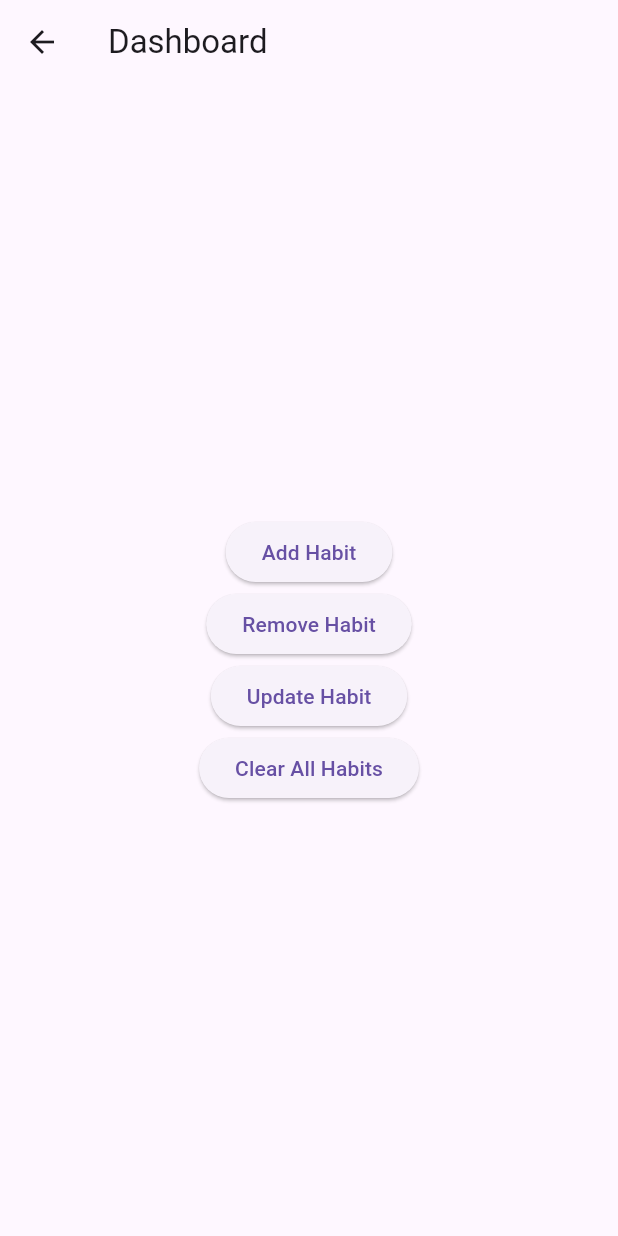
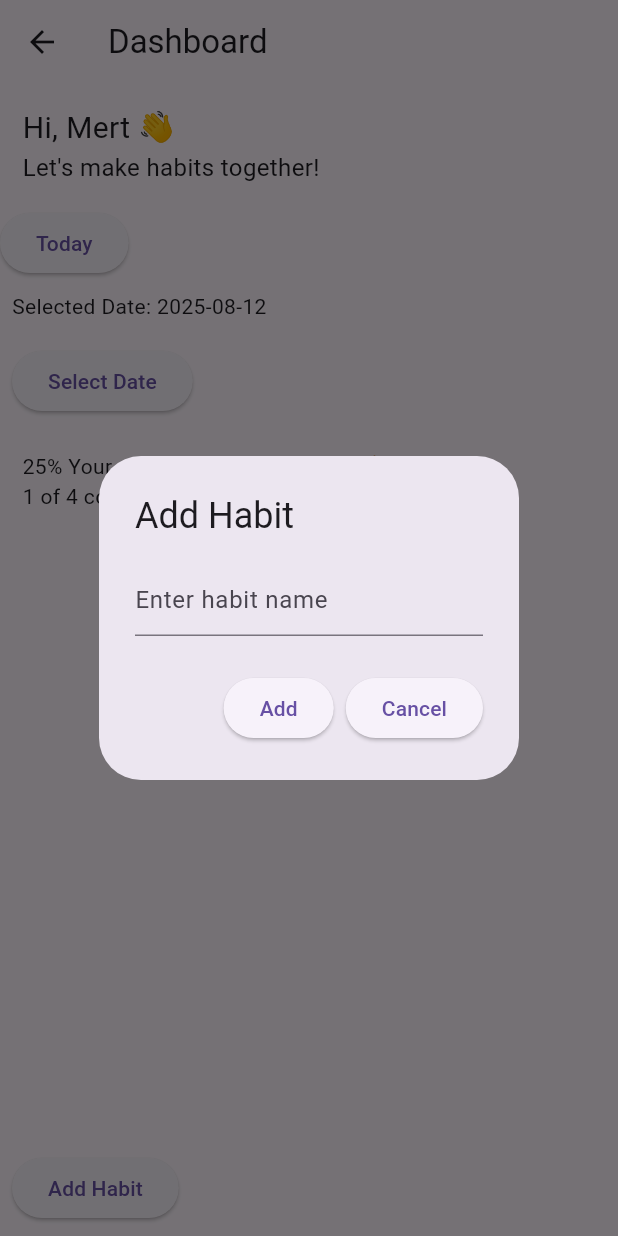
Before and after one commit to infangle/habit-tracker-f, a Flutter app: the DashboardScreen screen opened directly, after a tap on "Add Habit", on a phone screen of 412 x 824 dp. Run offline on Flutter 3.47's test engine with Material 3 defaults, Android fonts, the phone set to English and light mode, and no system bars; our stand-ins replace get.

Commit message:
integrated screen with controller

```diff
--- a/habit_tracker/lib/presentation/screens/dashboard.dart
+++ b/habit_tracker/lib/presentation/screens/dashboard.dart
@@ -1,41 +1,177 @@
 import 'package:flutter/material.dart';
+import 'package:get/get.dart';
+import 'package:habit_tracker/controllers/HabitController.dart';
+import 'package:intl/intl.dart';
 
 class DashboardScreen extends StatelessWidget {
+  final HabitController habitController = Get.put(HabitController());
+
+  DashboardScreen({super.key}); // Use Get.put to initialize the controller
+
   @override
   Widget build(BuildContext context) {
+    String username = "Mert"; // Replace with actual username from user profile
+    Rx<DateTime> selectedDate = DateTime.now().obs;
+
+    Future<void> selectDate(BuildContext context) async {
+      final DateTime? picked = await showDatePicker(
+        context: context,
+        initialDate: selectedDate.value,
+        firstDate: DateTime(2000),
+        lastDate: DateTime(2025),
+      );
+      if (picked != null && picked != selectedDate.value) {
+        selectedDate.value = picked;
+      }
+    }
+
     return Scaffold(
       appBar: AppBar(title: Text('Dashboard')),
-      body: Center(
-        child: Column(
-          mainAxisAlignment: MainAxisAlignment.center,
-          children: [
-            ElevatedButton(
+      body: Column(
+        crossAxisAlignment: CrossAxisAlignment.start,
+        children: [
+          Padding(
+            padding: EdgeInsets.all(15.0),
+            child: Column(
+              crossAxisAlignment: CrossAxisAlignment.start,
+              children: [
+                Obx(
+                  () =>
+                      Text('Hi, $username 👋', style: TextStyle(fontSize: 20)),
+                ),
+                Text(
+                  'Let\'s make habits together!',
+                  style: TextStyle(fontSize: 16),
+                ),
+              ],
+            ),
+          ),
+          ElevatedButton(
+            onPressed: () => selectDate(context),
+            child: Text('Today'),
+          ),
+          Obx(
+            () => Padding(
+              padding: const EdgeInsets.all(8.0),
+              child: Text(
+                "Selected Date: ${DateFormat('yyyy-MM-dd').format(selectedDate.value)}",
+              ),
+            ),
+          ),
+          Padding(
+            padding: const EdgeInsets.all(8.0),
+            child: ElevatedButton(
               onPressed: () {
-                // Add Habit functionality
+                showDialog(
+                  context: context,
+                  builder: (context) {
+                    return AlertDialog(
+                      title: Text('Select Date'),
+                      content: Text('Calendar widget goes here'),
+                      actions: <Widget>[
+                        ElevatedButton(
+                          onPressed: () {
+                            Navigator.of(context).pop();
+                          },
+                          child: Text('Close'),
+                        ),
+                      ],
+                    );
+                  },
+                );
+              },
+              child: Text('Select Date'),
+            ),
+          ),
+          Padding(
+            padding: EdgeInsets.all(15.0),
+            child: Text(
+              '25% Your daily goals almost done! 🔥\n1 of 4 completed.',
+            ),
+          ),
+          Expanded(
+            child: Obx(
+              () => ListView.builder(
+                itemCount: habitController.habits.length,
+                itemBuilder: (context, index) {
+                  final habit = habitController.habits[index];
+                  return ListTile(
+                    leading: Checkbox(
+                      value: false,
+                      onChanged: (value) {
+                        // Implement checkbox functionality
+                      },
+                    ),
+                    title: Text(habit),
+                    subtitle: Text("500/2000 ML"),
+                    trailing: Row(
+                      mainAxisSize: MainAxisSize.min,
+                      children: [
+                        IconButton(
+                          icon: Icon(Icons.edit),
+                          onPressed: () {
+                            // Implement edit functionality
+                          },
+                        ),
+                        IconButton(
+                          icon: Icon(Icons.delete),
+                          onPressed: () {
+                            habitController.removeHabit(habit);
+                          },
+                        ),
+                      ],
+                    ),
+                  );
+                },
+              ),
+            ),
+          ),
+          Padding(
+            padding: const EdgeInsets.all(8.0),
+            child: ElevatedButton(
+              onPressed: () {
+                _showAddHabitDialog(context);
               },
               child: Text('Add Habit'),
             ),
+          ),
+        ],
+      ),
+    );
+  }
+
+  void _showAddHabitDialog(BuildContext context) {
+    TextEditingController habitNameController = TextEditingController();
+
+    showDialog(
+      context: context,
+      builder: (context) {
+        return AlertDialog(
+          title: Text('Add Habit'),
+          content: TextField(
+            controller: habitNameController,
+            decoration: InputDecoration(hintText: 'Enter habit name'),
+          ),
+          actions: <Widget>[
             ElevatedButton(
               onPressed: () {
-                // Remove Habit functionality
+                if (habitNameController.text.isNotEmpty) {
+                  habitController.addHabit(habitNameController.text);
+                  habitNameController.clear();
+                  Navigator.of(context).pop();
+                }
               },
-              child: Text('Remove Habit'),
+              child: Text('Add'),
             ),
             ElevatedButton(
               onPressed: () {
-                // Update Habit functionality
+                Navigator.of(context).pop();
               },
-              child: Text('Update Habit'),
-            ),
-            ElevatedButton(
-              onPressed: () {
-                // Clear All Habits functionality
-              },
-              child: Text('Clear All Habits'),
+              child: Text('Cancel'),
             ),
           ],
-        ),
-      ),
+        );
+      },
     );
   }
 }
--- a/habit_tracker/lib/presentation/screens/login.dart
+++ b/habit_tracker/lib/presentation/screens/login.dart
@@ -4,6 +4,8 @@ import 'package:habit_tracker/controllers/AuthController.dart';
 
 class LoginScreen extends StatelessWidget {
   final AuthController authController = Get.find();
+
+  LoginScreen({super.key});
 
   @override
   Widget build(BuildContext context) {
--- a/habit_tracker/lib/presentation/screens/signup.dart
+++ b/habit_tracker/lib/presentation/screens/signup.dart
@@ -4,6 +4,8 @@ import 'package:habit_tracker/controllers/AuthController.dart';
 
 class SignupScreen extends StatelessWidget {
   final AuthController authController = Get.find();
+
+  SignupScreen({super.key});
 
   @override
   Widget build(BuildContext context) {
--- a/habit_tracker/pubspec.yaml
+++ b/habit_tracker/pubspec.yaml
@@ -10,6 +10,7 @@ dependencies:
   flutter:
     sdk: flutter
   get: ^4.6.1
+  intl: ^0.19.0
 
 dev_dependencies:
   flutter_test:
```
Also changed, not shown: habit_tracker/pubspec.lock.
